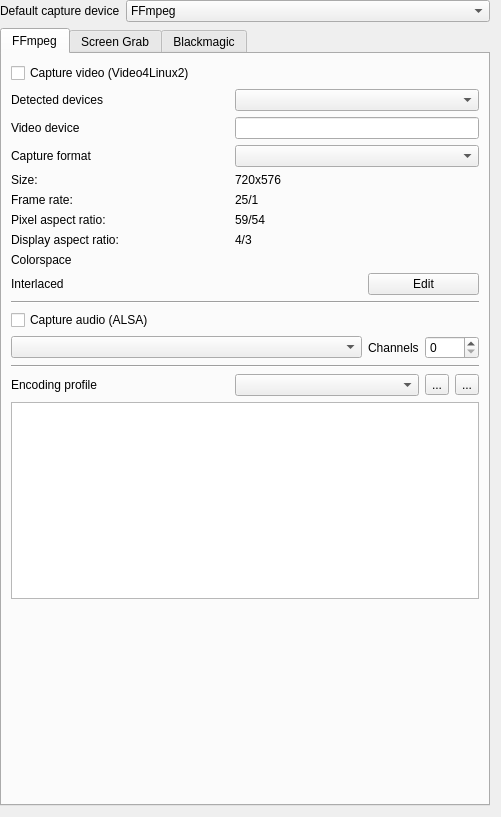
Before: the Qt Designer form src/ui/configcapture_ui.ui in KDE/kdenlive, drawn with Qt 5.
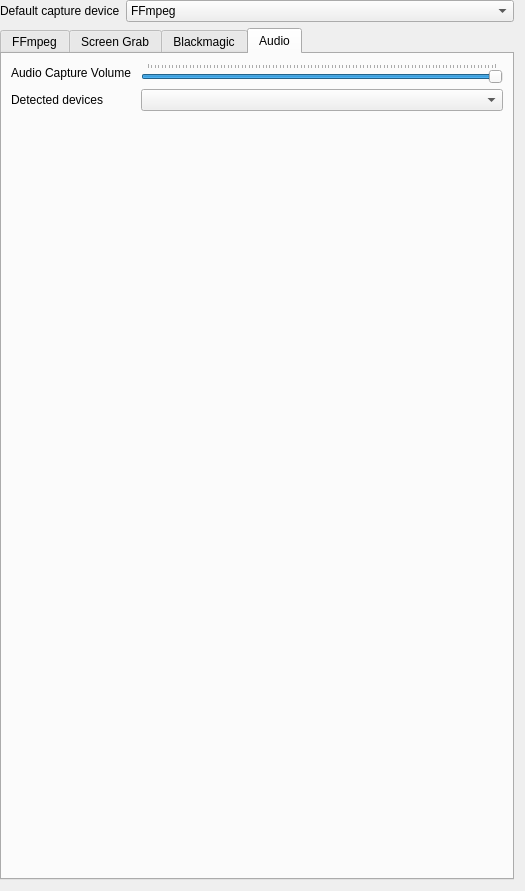
After: the same form once the commit is applied. Custom widgets are drawn as their Qt base class.

Commit message: Get rid of deprecated KComboBox in UI files, move audio rec config to a proper tab in Kdenlive's settings

The edit to the form file:
```diff
--- a/src/ui/configcapture_ui.ui
+++ b/src/ui/configcapture_ui.ui
@@ -6,8 +6,8 @@
    <rect>
     <x>0</x>
     <y>0</y>
-    <width>501</width>
-    <height>817</height>
+    <width>525</width>
+    <height>891</height>
    </rect>
   </property>
   <layout class="QGridLayout" name="gridLayout_8">
@@ -25,7 +25,7 @@
     </widget>
    </item>
    <item row="0" column="1">
-    <widget class="KComboBox" name="kcfg_defaultcapture">
+    <widget class="QComboBox" name="kcfg_defaultcapture">
      <property name="sizePolicy">
       <sizepolicy hsizetype="Expanding" vsizetype="Fixed">
        <horstretch>0</horstretch>
@@ -53,7 +53,7 @@
       </size>
      </property>
      <property name="currentIndex">
-      <number>0</number>
+      <number>3</number>
      </property>
      <widget class="QWidget" name="tab_2">
       <attribute name="title">
@@ -68,7 +68,7 @@
         </widget>
        </item>
        <item row="1" column="6" colspan="5">
-        <widget class="KComboBox" name="kcfg_detectedv4ldevices"/>
+        <widget class="QComboBox" name="kcfg_detectedv4ldevices"/>
        </item>
        <item row="2" column="0" colspan="2">
         <widget class="QLabel" name="label_14">
@@ -102,7 +102,7 @@
         </widget>
        </item>
        <item row="3" column="6" colspan="5">
-        <widget class="KComboBox" name="kcfg_v4l_format"/>
+        <widget class="QComboBox" name="kcfg_v4l_format"/>
        </item>
        <item row="4" column="0">
         <widget class="QLabel" name="label_6">
@@ -280,7 +280,7 @@
         <widget class="QSpinBox" name="kcfg_alsachannels"/>
        </item>
        <item row="18" column="6" colspan="3">
-        <widget class="KComboBox" name="kcfg_v4l_profile">
+        <widget class="QComboBox" name="kcfg_v4l_profile">
          <property name="sizePolicy">
           <sizepolicy hsizetype="MinimumExpanding" vsizetype="Fixed">
            <horstretch>0</horstretch>
@@ -290,7 +290,7 @@
         </widget>
        </item>
        <item row="15" column="0" colspan="8">
-        <widget class="KComboBox" name="kcfg_v4l_alsadevice">
+        <widget class="QComboBox" name="kcfg_v4l_alsadevice">
          <property name="sizePolicy">
           <sizepolicy hsizetype="MinimumExpanding" vsizetype="Fixed">
            <horstretch>0</horstretch>
@@ -344,7 +344,7 @@
         </spacer>
        </item>
        <item row="0" column="0" colspan="5">
-        <widget class="KComboBox" name="kcfg_grab_capture_type">
+        <widget class="QComboBox" name="kcfg_grab_capture_type">
          <item>
           <property name="text">
            <string>Full screen capture</string>
@@ -480,7 +480,7 @@
         </widget>
        </item>
        <item row="5" column="1" colspan="2">
-        <widget class="KComboBox" name="kcfg_grab_profile">
+        <widget class="QComboBox" name="kcfg_grab_profile">
          <property name="sizePolicy">
           <sizepolicy hsizetype="MinimumExpanding" vsizetype="Fixed">
            <horstretch>0</horstretch>
@@ -547,7 +547,7 @@
         </widget>
        </item>
        <item row="0" column="1" colspan="8">
-        <widget class="KComboBox" name="kcfg_decklink_capturedevice">
+        <widget class="QComboBox" name="kcfg_decklink_capturedevice">
          <property name="sizePolicy">
           <sizepolicy hsizetype="Expanding" vsizetype="Fixed">
            <horstretch>0</horstretch>
@@ -606,7 +606,7 @@
         </widget>
        </item>
        <item row="2" column="1" colspan="6">
-        <widget class="KComboBox" name="kcfg_decklink_profile">
+        <widget class="QComboBox" name="kcfg_decklink_profile">
          <property name="sizePolicy">
           <sizepolicy hsizetype="MinimumExpanding" vsizetype="Fixed">
            <horstretch>0</horstretch>
@@ -634,17 +634,72 @@
        </item>
       </layout>
      </widget>
+     <widget class="QWidget" name="tab">
+      <attribute name="title">
+       <string>Audio</string>
+      </attribute>
+      <layout class="QGridLayout" name="gridLayout_2">
+       <item row="0" column="0">
+        <widget class="QLabel" name="label_2">
+         <property name="text">
+          <string>Audio Capture Volume </string>
+         </property>
+        </widget>
+       </item>
+       <item row="0" column="1">
+        <widget class="QSlider" name="kcfg_audiocapturevolume">
+         <property name="maximum">
+          <number>100</number>
+         </property>
+         <property name="sliderPosition">
+          <number>100</number>
+         </property>
+         <property name="tracking">
+          <bool>true</bool>
+         </property>
+         <property name="orientation">
+          <enum>Qt::Horizontal</enum>
+         </property>
+         <property name="invertedAppearance">
+          <bool>false</bool>
+         </property>
+         <property name="invertedControls">
+          <bool>false</bool>
+         </property>
+         <property name="tickPosition">
+          <enum>QSlider::TicksAbove</enum>
+         </property>
+        </widget>
+       </item>
+       <item row="1" column="0">
+        <widget class="QLabel" name="label_33">
+         <property name="text">
+          <string>Detected devices</string>
+         </property>
+        </widget>
+       </item>
+       <item row="1" column="1">
+        <widget class="QComboBox" name="kcfg_defaultaudiocapture"/>
+       </item>
+       <item row="2" column="1">
+        <spacer name="verticalSpacer_2">
+         <property name="orientation">
+          <enum>Qt::Vertical</enum>
+         </property>
+         <property name="sizeHint" stdset="0">
+          <size>
+           <width>20</width>
+           <height>661</height>
+          </size>
+         </property>
+        </spacer>
+       </item>
+      </layout>
+     </widget>
     </widget>
    </item>
   </layout>
  </widget>
- <customwidgets>
-  <customwidget>
-   <class>KComboBox</class>
-   <extends>QComboBox</extends>
-   <header>kcombobox.h</header>
-  </customwidget>
- </customwidgets>
  <tabstops>
   <tabstop>kcfg_defaultcapture</tabstop>
   <tabstop>tabWidget</tabstop>
```
The commit also changes 14 other files.
